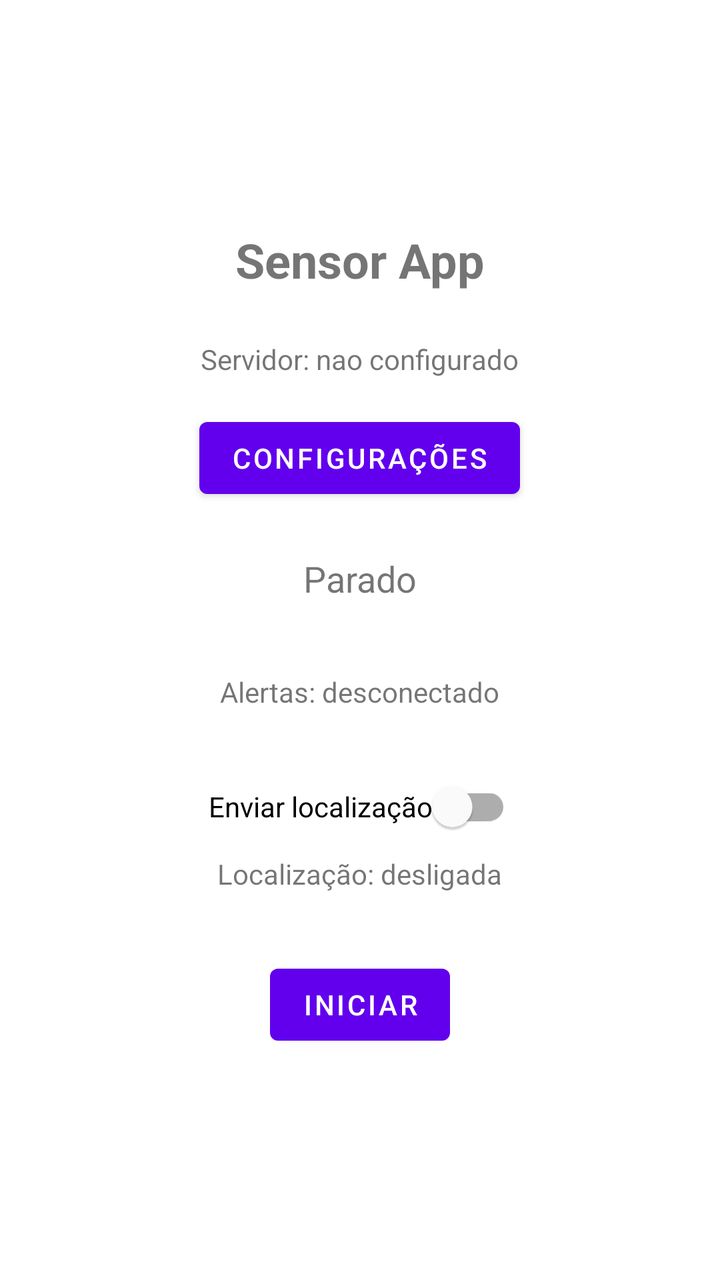
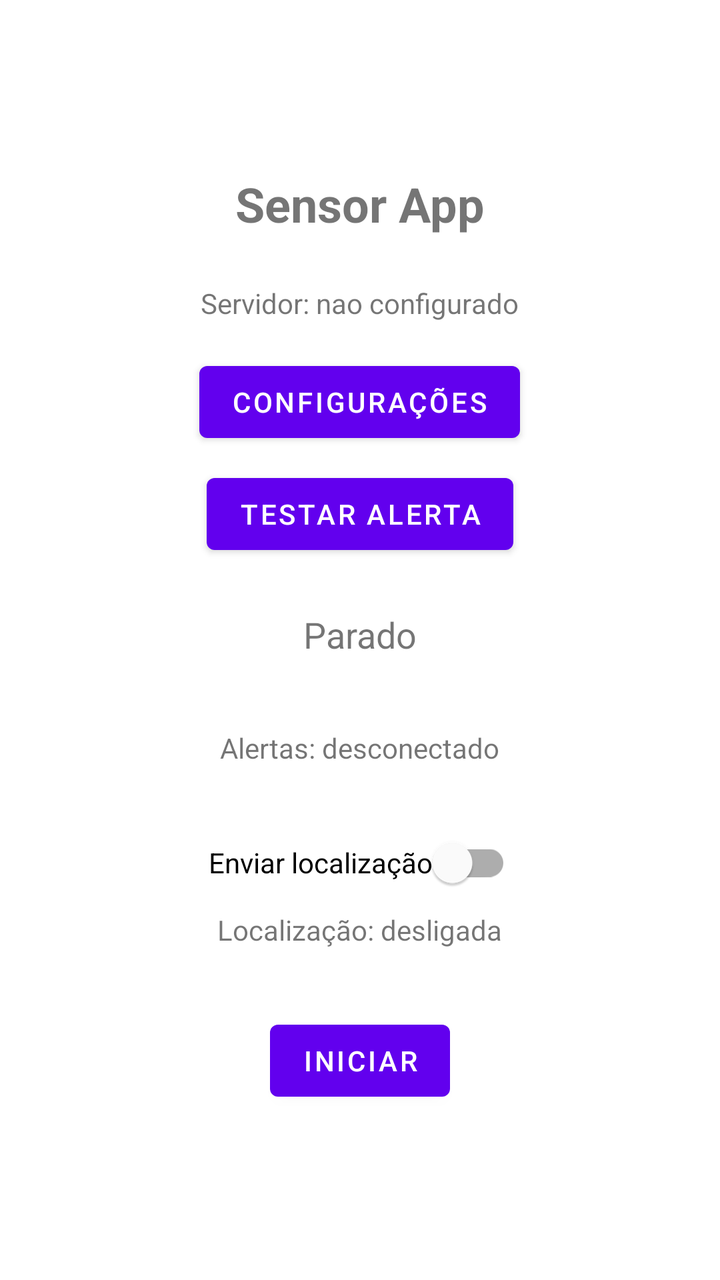

Screens rendered from an Android XML layout before and after an edit, with the pre-edit source and the edit as a unified diff.
<!-- AndroidManifest.xml: application theme Theme.SensorApp -->
<!-- res/layout/activity_main.xml -->
<?xml version="1.0" encoding="utf-8"?>
<LinearLayout xmlns:android="http://schemas.android.com/apk/res/android"
    android:layout_width="match_parent"
    android:layout_height="match_parent"
    android:orientation="vertical"
    android:gravity="center"
    android:padding="32dp">

    
    <LinearLayout
        android:id="@+id/painelAlerta"
        android:layout_width="match_parent"
        android:layout_height="wrap_content"
        android:orientation="vertical"
        android:gravity="center"
        android:padding="16dp"
        android:background="#FFE0E0"
        android:layout_marginBottom="24dp"
        android:visibility="gone">

        <TextView
            android:id="@+id/tvAlerta"
            android:layout_width="wrap_content"
            android:layout_height="wrap_content"
            android:text="Você está bem?"
            android:textSize="22sp"
            android:textStyle="bold"
            android:gravity="center"
            android:layout_marginBottom="16dp" />

        <Button
            android:id="@+id/btnEstouBem"
            android:layout_width="match_parent"
            android:layout_height="96dp"
            android:text="ESTOU BEM"
            android:textSize="28sp"
            android:backgroundTint="#2E7D32"
            android:textColor="#FFFFFF" />
    </LinearLayout>

    <TextView
        android:id="@+id/tvTitulo"
        android:layout_width="wrap_content"
        android:layout_height="wrap_content"
        android:text="Sensor App"
        android:textSize="24sp"
        android:textStyle="bold"
        android:layout_marginBottom="24dp" />

    <TextView
        android:id="@+id/tvServidor"
        android:layout_width="wrap_content"
        android:layout_height="wrap_content"
        android:text="Servidor: nao configurado"
        android:textSize="14sp"
        android:layout_marginBottom="16dp" />

    <Button
        android:id="@+id/btnSocketRede"
        android:layout_width="wrap_content"
        android:layout_height="wrap_content"
        android:text="Configurações"
        android:layout_marginBottom="24dp" />

    <TextView
        android:id="@+id/tvStatus"
        android:layout_width="wrap_content"
        android:layout_height="wrap_content"
        android:text="Parado"
        android:textSize="18sp"
        android:layout_marginBottom="8dp" />

    <TextView
        android:id="@+id/tvUltimoEnvio"
        android:layout_width="wrap_content"
        android:layout_height="wrap_content"
        android:text=""
        android:textSize="14sp"
        android:layout_marginBottom="8dp" />

    
    <TextView
        android:id="@+id/tvPush"
        android:layout_width="wrap_content"
        android:layout_height="wrap_content"
        android:text="Alertas: desconectado"
        android:textSize="14sp"
        android:layout_marginBottom="8dp" />

    
    <TextView
        android:id="@+id/tvAvisoNotificacao"
        android:layout_width="wrap_content"
        android:layout_height="wrap_content"
        android:text="Aviso em segundo plano desligado: notificações não permitidas"
        android:textSize="12sp"
        android:textColor="#B26A00"
        android:gravity="center"
        android:visibility="gone"
        android:layout_marginBottom="8dp" />

    
    <com.google.android.material.switchmaterial.SwitchMaterial
        android:id="@+id/swLocalizacao"
        android:layout_width="wrap_content"
        android:layout_height="wrap_content"
        android:text="Enviar localização"
        android:layout_marginTop="16dp" />

    <TextView
        android:id="@+id/tvLocalizacao"
        android:layout_width="wrap_content"
        android:layout_height="wrap_content"
        android:text="Localização: desligada"
        android:textSize="14sp"
        android:layout_marginBottom="32dp" />

    <Button
        android:id="@+id/btnStartStop"
        android:layout_width="wrap_content"
        android:layout_height="wrap_content"
        android:text="Iniciar" />

</LinearLayout>
<!-- resources referenced by this layout -->
<resources>
  <style name="Theme.SensorApp" parent="Theme.MaterialComponents.DayNight.NoActionBar" />
</resources>

<!-- the commit's change to res/layout/activity_main.xml (unified diff, before → after) -->
@@ -60,6 +60,14 @@
         android:layout_width="wrap_content"
         android:layout_height="wrap_content"
         android:text="Configurações"
+        android:layout_marginBottom="8dp" />
+
+    
+    <Button
+        android:id="@+id/btnTestarAlerta"
+        android:layout_width="wrap_content"
+        android:layout_height="wrap_content"
+        android:text="Testar alerta"
         android:layout_marginBottom="24dp" />
 
     <TextView
